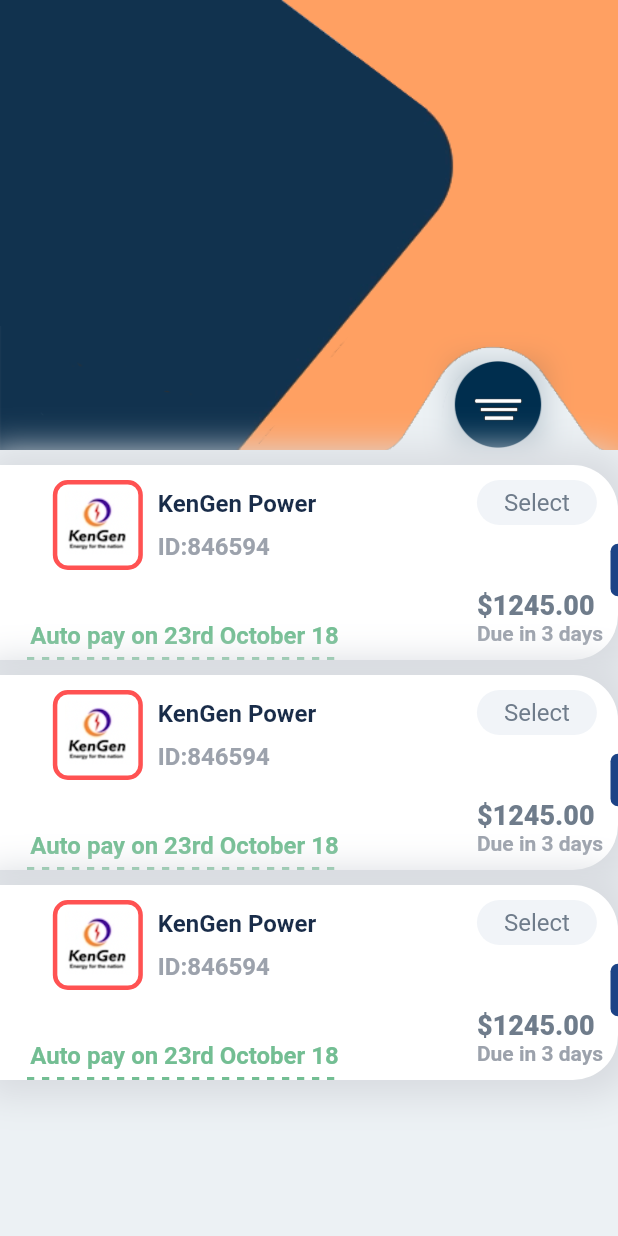
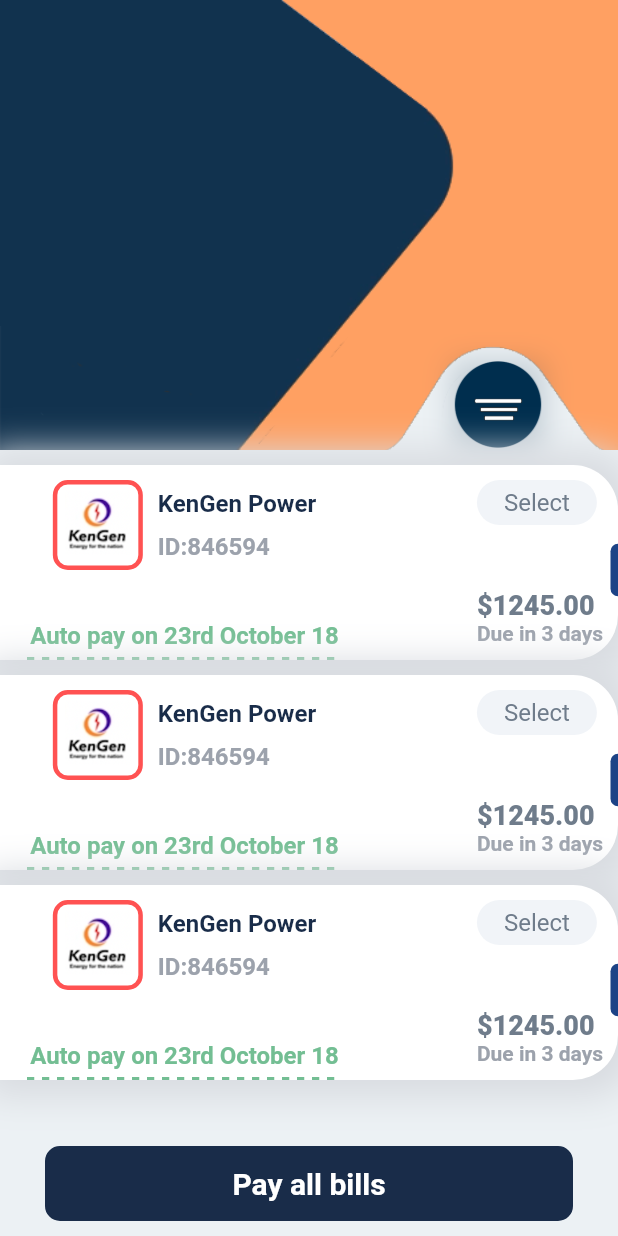
Before and after one commit to WambuaSimon/Lipa-Bills, a Flutter app: the screen it shows after launch, on a phone screen of 412 x 824 dp. Run offline on Flutter 3.47's test engine with Material 2 defaults, Android fonts, the phone set to English and light mode, and no system bars.

Commit message:
created reusable button widget

```diff
--- a/lib/pages/my_home_page.dart
+++ b/lib/pages/my_home_page.dart
@@ -1,5 +1,6 @@
 import 'package:flutter/material.dart';
 import 'package:flutter_payment_app/component/colors.dart';
+import 'package:flutter_payment_app/widgets/large_button.dart';
 import 'package:flutter_payment_app/widgets/text_size.dart';
 import 'dart:math' as math;
 
@@ -24,6 +25,7 @@ class _MyHomePageState extends State<MyHomePage> {
           children: [
             _headSection(),
             _listBills(),
+            _payButton(),
           ],
         ),
       ),
@@ -34,6 +36,20 @@ class _MyHomePageState extends State<MyHomePage> {
     return Positioned(
         bottom: 10,
         right: 50,
+        child: GestureDetector(
+          onTap: (){
+            //show overlay and options menu
+            showModalBottomSheet(
+              isScrollControlled: true,
+              barrierColor: Colors.transparent,
+                backgroundColor:Colors.grey.withOpacity(0.5) ,
+                context: context,
+                builder: (BuildContext bc){
+              return Container(
+                height: MediaQuery.of(context).size.height *3/4,
+              );
+                });
+          },
           child: Container(
             height: 60,
             width: 60,
@@ -45,6 +61,7 @@ class _MyHomePageState extends State<MyHomePage> {
                       offset: Offset(0, 1),
                       color: Color(0xFF11324d).withOpacity(0.2))
                 ]),
+          ),
         ));
   }
 
@@ -231,4 +248,10 @@ class _MyHomePageState extends State<MyHomePage> {
       )
     );
   }
+
+  _payButton(){
+    return Positioned(
+      bottom: 10,
+        child: LargeButton(text:'Pay all bills',textColor: Colors.white,));
   }
+}
--- /dev/null
+++ b/lib/widgets/large_button.dart
@@ -0,0 +1,46 @@
+import 'package:flutter/material.dart';
+import 'package:flutter_payment_app/component/colors.dart';
+
+class LargeButton extends StatelessWidget {
+  final Color? backgroundColor;
+  final Color? textColor;
+  final String text;
+  final Function()? onTap;
+  final bool? isBorder;
+
+  const LargeButton({Key? key, this.backgroundColor:AppColor.mainColor,
+    this.textColor, required this.text, this.onTap, this.isBorder:false
+
+
+  }) : super(key: key);
+
+  @override
+  Widget build(BuildContext context) {
+    return GestureDetector(
+      onTap: onTap,
+      child: Container(
+        margin: const EdgeInsets.only(left: 30,right: 30),
+        height: 50,
+          width: MediaQuery.of(context).size.width-60,
+        decoration: BoxDecoration(
+          color: backgroundColor,
+          borderRadius: BorderRadius.circular(10),
+          border: Border.all(
+            width: 2,
+            color: AppColor.mainColor
+          )
+        ),
+        child: Center(
+          child: Text(
+            text,
+            style: TextStyle(
+              fontWeight: FontWeight.bold,
+              fontSize: 20,
+              color: textColor
+            ),
+          ),
+        ),
+      ),
+    );
+  }
+}
```
Lines whose indentation alone changed are shown as unchanged.
